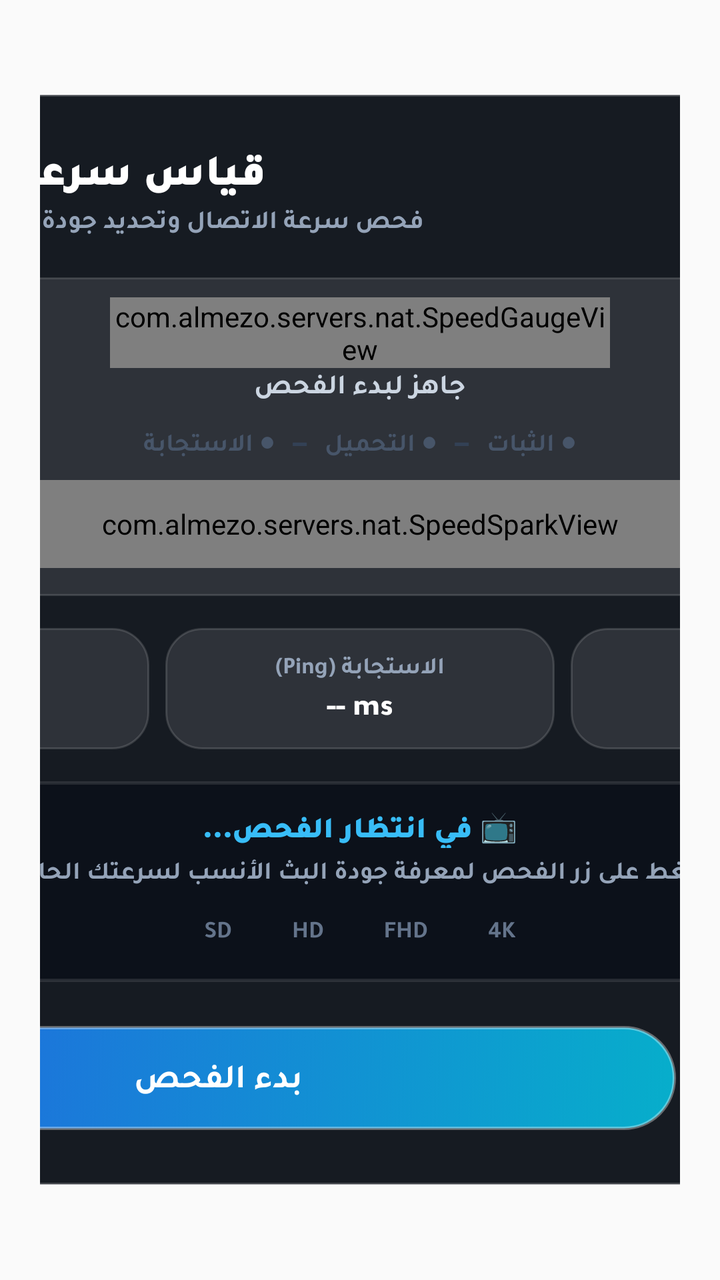
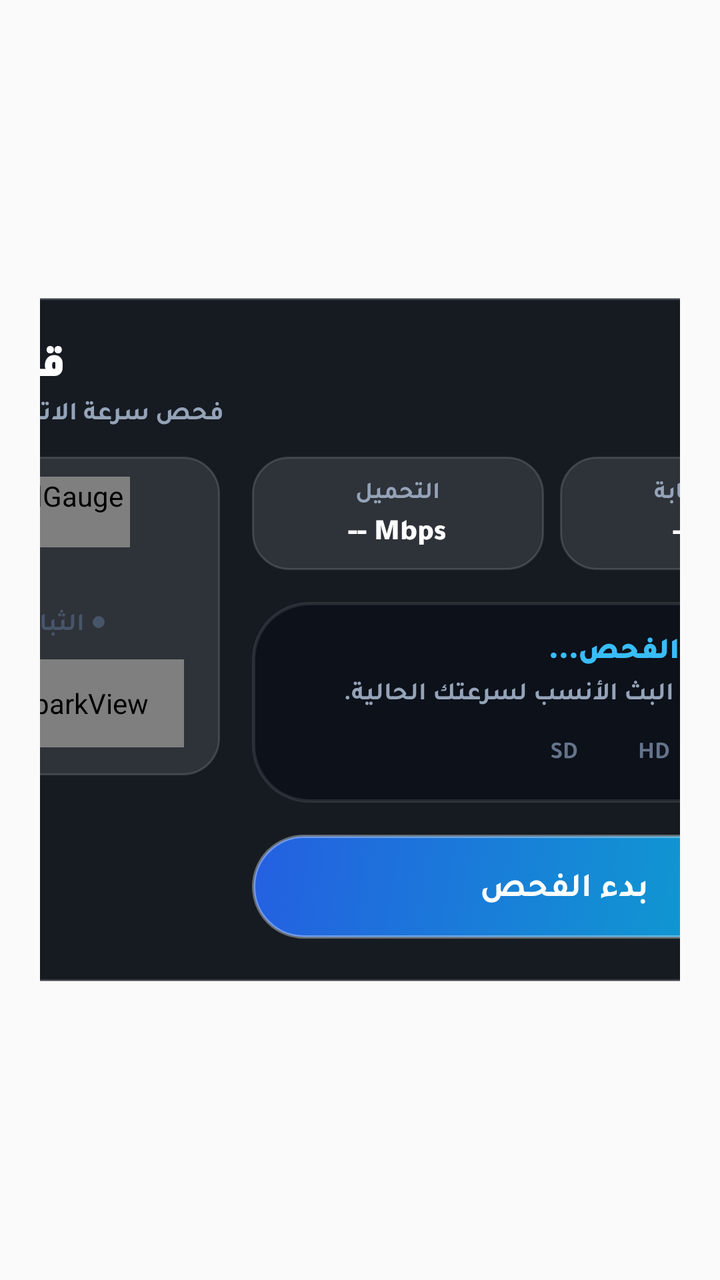

Two renders of the same Android screen: before a commit and after it. Below are the layout's source before the change and the commit's diff.
<!-- AndroidManifest.xml: application theme AppTheme -->
<!-- res/layout/nat_dialog_speed_test.xml -->
<?xml version="1.0" encoding="utf-8"?>
<FrameLayout xmlns:android="http://schemas.android.com/apk/res/android"
    xmlns:app="http://schemas.android.com/apk/res-auto"
    android:layout_width="match_parent"
    android:layout_height="wrap_content"
    android:layout_gravity="center"
    android:layoutDirection="rtl"
    android:padding="20dp">

    
    <ScrollView
        android:layout_width="wrap_content"
        android:layout_height="wrap_content"
        android:layout_gravity="center"
        android:fillViewport="true"
        android:scrollbars="none">

    <LinearLayout
        android:id="@+id/dialog_speed_card"
        android:layout_width="660dp"
        android:layout_height="wrap_content"
        android:layout_gravity="center"
        android:background="@drawable/nat_bg_dialog_card"
        android:orientation="vertical"
        android:paddingStart="30dp"
        android:paddingTop="26dp"
        android:paddingEnd="30dp"
        android:paddingBottom="28dp">

        
        <LinearLayout
            android:layout_width="match_parent"
            android:layout_height="wrap_content"
            android:layout_marginBottom="20dp"
            android:gravity="center_vertical"
            android:orientation="horizontal">

            <ImageView
                android:layout_width="30dp"
                android:layout_height="30dp"
                android:layout_marginEnd="12dp"
                android:src="@drawable/ic_player_speed"
                app:tint="#FF06B6D4" />

            <LinearLayout
                android:layout_width="0dp"
                android:layout_height="wrap_content"
                android:layout_weight="1"
                android:orientation="vertical">

                <TextView
                    android:id="@+id/dialog_speed_title"
                    style="@style/NatText.Black"
                    android:layout_width="wrap_content"
                    android:layout_height="wrap_content"
                    android:text="قياس سرعة الإنترنت"
                    android:textSize="22sp" />

                <TextView
                    android:id="@+id/dialog_speed_subtitle"
                    style="@style/NatText"
                    android:layout_width="wrap_content"
                    android:layout_height="wrap_content"
                    android:layout_marginTop="2dp"
                    android:text="فحص سرعة الاتصال وتحديد جودة البث الموصى بها"
                    android:textColor="#FF94A3B8"
                    android:textSize="13sp" />
            </LinearLayout>

            <ImageButton
                android:id="@+id/dialog_speed_close"
                android:layout_width="44dp"
                android:layout_height="44dp"
                android:background="@drawable/nat_btn_icon"
                android:contentDescription="إغلاق"
                android:focusable="true"
                android:padding="12dp"
                android:scaleType="fitCenter"
                android:src="@drawable/fa_xmark"
                app:tint="#FFFFFFFF" />
        </LinearLayout>

        
        <LinearLayout
            android:layout_width="match_parent"
            android:layout_height="wrap_content"
            android:layout_marginBottom="16dp"
            android:background="@drawable/nat_bg_device_card"
            android:gravity="center_horizontal"
            android:orientation="vertical"
            android:paddingStart="18dp"
            android:paddingTop="10dp"
            android:paddingEnd="18dp"
            android:paddingBottom="14dp">

            <com.almezo.servers.nat.SpeedGaugeView
                android:id="@+id/speed_gauge"
                android:layout_width="250dp"
                android:layout_height="wrap_content" />

            <TextView
                android:id="@+id/tv_speed_status"
                style="@style/NatText.Bold"
                android:layout_width="wrap_content"
                android:layout_height="wrap_content"
                android:layout_marginBottom="10dp"
                android:text="جاهز لبدء الفحص"
                android:textColor="#FFCBD5E1"
                android:textSize="14sp" />

            
            <LinearLayout
                android:layout_width="wrap_content"
                android:layout_height="wrap_content"
                android:layout_marginBottom="10dp"
                android:gravity="center"
                android:orientation="horizontal">

                <TextView
                    android:id="@+id/phase_ping"
                    style="@style/NatText.Bold"
                    android:layout_width="wrap_content"
                    android:layout_height="wrap_content"
                    android:text="● الاستجابة"
                    android:textColor="#FF475569"
                    android:textSize="12.5sp" />

                <TextView
                    style="@style/NatText"
                    android:layout_width="wrap_content"
                    android:layout_height="wrap_content"
                    android:layout_marginStart="8dp"
                    android:layout_marginEnd="8dp"
                    android:text="—"
                    android:textColor="#FF334155" />

                <TextView
                    android:id="@+id/phase_dl"
                    style="@style/NatText.Bold"
                    android:layout_width="wrap_content"
                    android:layout_height="wrap_content"
                    android:text="● التحميل"
                    android:textColor="#FF475569"
                    android:textSize="12.5sp" />

                <TextView
                    style="@style/NatText"
                    android:layout_width="wrap_content"
                    android:layout_height="wrap_content"
                    android:layout_marginStart="8dp"
                    android:layout_marginEnd="8dp"
                    android:text="—"
                    android:textColor="#FF334155" />

                <TextView
                    android:id="@+id/phase_stable"
                    style="@style/NatText.Bold"
                    android:layout_width="wrap_content"
                    android:layout_height="wrap_content"
                    android:text="● الثبات"
                    android:textColor="#FF475569"
                    android:textSize="12.5sp" />
            </LinearLayout>

            <com.almezo.servers.nat.SpeedSparkView
                android:id="@+id/speed_spark"
                android:layout_width="match_parent"
                android:layout_height="44dp" />

            <TextView
                android:id="@+id/tv_speed_warning"
                style="@style/NatText.Bold"
                android:layout_width="wrap_content"
                android:layout_height="wrap_content"
                android:layout_marginTop="8dp"
                android:gravity="center"
                android:textColor="#FFF59E0B"
                android:textSize="12sp"
                android:visibility="gone" />
        </LinearLayout>

        
        <LinearLayout
            android:layout_width="match_parent"
            android:layout_height="wrap_content"
            android:layout_marginBottom="16dp"
            android:orientation="horizontal">

            <LinearLayout
                android:layout_width="0dp"
                android:layout_height="wrap_content"
                android:layout_weight="1"
                android:background="@drawable/nat_bg_device_card"
                android:gravity="center"
                android:orientation="vertical"
                android:padding="12dp">

                <TextView
                    android:id="@+id/label_metric_dl"
                    style="@style/NatText"
                    android:layout_width="wrap_content"
                    android:layout_height="wrap_content"
                    android:text="سرعة التحميل"
                    android:textColor="#FF94A3B8"
                    android:textSize="12sp" />

                <TextView
                    android:id="@+id/tv_metric_dl"
                    style="@style/NatText.Black"
                    android:layout_width="wrap_content"
                    android:layout_height="wrap_content"
                    android:layout_marginTop="3dp"
                    android:text="-- Mbps"
                    android:textColor="#FFFFFFFF"
                    android:textSize="15sp" />
            </LinearLayout>

            <View
                android:layout_width="8dp"
                android:layout_height="1dp" />

            <LinearLayout
                android:layout_width="0dp"
                android:layout_height="wrap_content"
                android:layout_weight="1"
                android:background="@drawable/nat_bg_device_card"
                android:gravity="center"
                android:orientation="vertical"
                android:padding="12dp">

                <TextView
                    android:id="@+id/label_metric_ping"
                    style="@style/NatText"
                    android:layout_width="wrap_content"
                    android:layout_height="wrap_content"
                    android:text="الاستجابة (Ping)"
                    android:textColor="#FF94A3B8"
                    android:textSize="12sp" />

                <TextView
                    android:id="@+id/tv_metric_ping"
                    style="@style/NatText.Black"
                    android:layout_width="wrap_content"
                    android:layout_height="wrap_content"
                    android:layout_marginTop="3dp"
                    android:text="-- ms"
                    android:textColor="#FFFFFFFF"
                    android:textSize="15sp" />
            </LinearLayout>

            <View
                android:layout_width="8dp"
                android:layout_height="1dp" />

            <LinearLayout
                android:layout_width="0dp"
                android:layout_height="wrap_content"
                android:layout_weight="1"
                android:background="@drawable/nat_bg_device_card"
                android:gravity="center"
                android:orientation="vertical"
                android:padding="12dp">

                <TextView
                    android:id="@+id/label_metric_jitter"
                    style="@style/NatText"
                    android:layout_width="wrap_content"
                    android:layout_height="wrap_content"
                    android:text="التقلب (Jitter)"
                    android:textColor="#FF94A3B8"
                    android:textSize="12sp" />

                <TextView
                    android:id="@+id/tv_metric_jitter"
                    style="@style/NatText.Black"
                    android:layout_width="wrap_content"
                    android:layout_height="wrap_content"
                    android:layout_marginTop="3dp"
                    android:text="-- ms"
                    android:textColor="#FFFFFFFF"
                    android:textSize="15sp" />
            </LinearLayout>
        </LinearLayout>

        
        <LinearLayout
            android:layout_width="match_parent"
            android:layout_height="wrap_content"
            android:layout_marginBottom="22dp"
            android:background="@drawable/nat_bg_auth_card"
            android:gravity="center"
            android:orientation="vertical"
            android:padding="14dp">

            <TextView
                android:id="@+id/tv_recommend_badge"
                style="@style/NatText.Black"
                android:layout_width="wrap_content"
                android:layout_height="wrap_content"
                android:text="📺 في انتظار الفحص..."
                android:textColor="#FF38BDF8"
                android:textSize="15sp" />

            <TextView
                android:id="@+id/tv_recommend_desc"
                style="@style/NatText"
                android:layout_width="wrap_content"
                android:layout_height="wrap_content"
                android:layout_marginTop="4dp"
                android:gravity="center"
                android:text="اضغط على زر الفحص لمعرفة جودة البث الأنسب لسرعتك الحالية."
                android:textColor="#FF94A3B8"
                android:textSize="12.5sp" />

            
            <LinearLayout
                android:layout_width="wrap_content"
                android:layout_height="wrap_content"
                android:layout_marginTop="10dp"
                android:orientation="horizontal">

                <TextView android:id="@+id/chip_q_sd" style="@style/NatText.Bold" android:layout_width="wrap_content" android:layout_height="wrap_content" android:layout_marginEnd="6dp" android:paddingStart="12dp" android:paddingTop="4dp" android:paddingEnd="12dp" android:paddingBottom="4dp" android:text="SD" android:textColor="#FF64748B" android:textSize="12sp" />
                <TextView android:id="@+id/chip_q_hd" style="@style/NatText.Bold" android:layout_width="wrap_content" android:layout_height="wrap_content" android:layout_marginEnd="6dp" android:paddingStart="12dp" android:paddingTop="4dp" android:paddingEnd="12dp" android:paddingBottom="4dp" android:text="HD" android:textColor="#FF64748B" android:textSize="12sp" />
                <TextView android:id="@+id/chip_q_fhd" style="@style/NatText.Bold" android:layout_width="wrap_content" android:layout_height="wrap_content" android:layout_marginEnd="6dp" android:paddingStart="12dp" android:paddingTop="4dp" android:paddingEnd="12dp" android:paddingBottom="4dp" android:text="FHD" android:textColor="#FF64748B" android:textSize="12sp" />
                <TextView android:id="@+id/chip_q_4k" style="@style/NatText.Bold" android:layout_width="wrap_content" android:layout_height="wrap_content" android:paddingStart="12dp" android:paddingTop="4dp" android:paddingEnd="12dp" android:paddingBottom="4dp" android:text="4K" android:textColor="#FF64748B" android:textSize="12sp" />
            </LinearLayout>

            <TextView
                android:id="@+id/tv_speed_history"
                style="@style/NatText"
                android:layout_width="wrap_content"
                android:layout_height="wrap_content"
                android:layout_marginTop="10dp"
                android:gravity="center"
                android:textColor="#FF64748B"
                android:textSize="11.5sp"
                android:visibility="gone" />
        </LinearLayout>

        
        <LinearLayout
            android:layout_width="match_parent"
            android:layout_height="wrap_content"
            android:gravity="center_vertical"
            android:orientation="horizontal">

            <Button
                android:id="@+id/btn_speed_start"
                style="@style/NatText.Bold"
                android:layout_width="0dp"
                android:layout_height="52dp"
                android:layout_weight="1"
                android:background="@drawable/nat_btn_speed"
                android:focusable="true"
                android:text="بدء الفحص"
                android:textColor="#FFFFFFFF"
                android:textSize="17sp" />

            <View
                android:layout_width="12dp"
                android:layout_height="1dp" />

            <Button
                android:id="@+id/btn_speed_close_bottom"
                style="@style/NatText.Bold"
                android:layout_width="130dp"
                android:layout_height="52dp"
                android:background="@drawable/nat_btn_secondary"
                android:focusable="true"
                android:text="إغلاق"
                android:textColor="#FFCBD5E1"
                android:textSize="16sp" />
        </LinearLayout>
    </LinearLayout>
    </ScrollView>
</FrameLayout>
<!-- resources referenced by this layout -->
<resources>
  <!-- drawable fa_xmark (drawable) -->
  <?xml version="1.0" encoding="utf-8"?>
  <vector xmlns:android="http://schemas.android.com/apk/res/android"
      android:width="18.00dp"
      android:height="24dp"
      android:viewportWidth="384"
      android:viewportHeight="512"
      android:autoMirrored="false">
      <path android:fillColor="#FFFFFFFF" android:pathData="M342.6 150.6c12.5-12.5 12.5-32.8 0-45.3s-32.8-12.5-45.3 0L192 210.7 86.6 105.4c-12.5-12.5-32.8-12.5-45.3 0s-12.5 32.8 0 45.3L146.7 256 41.4 361.4c-12.5 12.5-12.5 32.8 0 45.3s32.8 12.5 45.3 0L192 301.3 297.4 406.6c12.5 12.5 32.8 12.5 45.3 0s12.5-32.8 0-45.3L237.3 256 342.6 150.6z"/>
  </vector>
  <!-- drawable ic_player_speed (drawable) -->
  <vector xmlns:android="http://schemas.android.com/apk/res/android"
      android:width="20dp"
      android:height="20dp"
      android:viewportWidth="24"
      android:viewportHeight="24">
      <path
          android:fillColor="#FFFFFFFF"
          android:pathData="M20.38,8.57l-1.23,1.85a8,8 0 0,1 0.22,1.58H21.4a10,10 0 0,0 -1.02,-3.43zM12,4a10,10 0 0,0 -9.4,6.57h2.03A8,8 0 0,1 12,6c1.8,0 3.44,0.6 4.77,1.6l1.45,-1.45A9.95,9.95 0 0,0 12,4zm-7.38,6a8,8 0 0,0 -0.22,2h-2a10,10 0 0,1 1.02,-3.43l1.2,1.43zM12,8a4,4 0 0,0 -4,4c0,1.1 0.45,2.1 1.17,2.83L13.41,10.6A2,2 0 0,1 14,12a2,2 0 1,1 -2,-2c0.38,0 0.73,0.1 1.04,0.3l1.43,-1.43A3.97,3.97 0 0,0 12,8z"/>
  </vector>
  <!-- drawable nat_bg_auth_card (drawable) -->
  <?xml version="1.0" encoding="utf-8"?>
  <shape xmlns:android="http://schemas.android.com/apk/res/android"><corners android:radius="28dp"/><solid android:color="#E60C101A"/><stroke android:width="1.5dp" android:color="#1AFFFFFF"/></shape>
  <!-- drawable nat_bg_dialog_card (drawable) -->
  <?xml version="1.0" encoding="utf-8"?>
  <shape xmlns:android="http://schemas.android.com/apk/res/android"
      android:shape="rectangle">
      <solid android:color="#FF161B22" />
      <corners android:radius="24dp" />
      <stroke android:width="1.5dp" android:color="#2EFFFFFF" />
  </shape>
  <!-- drawable nat_btn_icon (drawable) -->
  <?xml version="1.0" encoding="utf-8"?>
  <selector xmlns:android="http://schemas.android.com/apk/res/android">
    <item android:state_focused="true"><shape xmlns:android="http://schemas.android.com/apk/res/android"><corners android:radius="12dp"/><solid android:color="#3322C55E"/><stroke android:width="2.5dp" android:color="#FFFFFFFF"/></shape></item>
    <item android:state_pressed="true"><shape xmlns:android="http://schemas.android.com/apk/res/android"><corners android:radius="12dp"/><solid android:color="#3322C55E"/><stroke android:width="2.5dp" android:color="#FFFFFFFF"/></shape></item>
    <item><shape xmlns:android="http://schemas.android.com/apk/res/android"><corners android:radius="12dp"/><solid android:color="#14FFFFFF"/><stroke android:width="1dp" android:color="#24FFFFFF"/></shape></item>
  </selector>
  <style name="NatText">
          <item name="android:textColor">@color/nat_white</item>
          <item name="android:fontFamily">@font/tajawal_bold</item>
          <item name="fontFamily">@font/tajawal_bold</item>
          <item name="android:includeFontPadding">false</item>
      </style>
  <style name="NatText.Black">
          <item name="android:fontFamily">@font/tajawal_black</item>
          <item name="fontFamily">@font/tajawal_black</item>
      </style>
  <style name="NatText.Bold">
          <item name="android:textColor">@color/nat_white</item>
          <item name="android:fontFamily">@font/tajawal_bold</item>
          <item name="fontFamily">@font/tajawal_bold</item>
      </style>
  <style name="AppTheme" parent="Theme.AppCompat.Light.DarkActionBar">
          
          <item name="colorPrimary">@color/colorPrimary</item>
          <item name="colorPrimaryDark">@color/colorPrimaryDark</item>
          <item name="colorAccent">@color/colorAccent</item>
      </style>
  <color name="nat_white">#FFFFFFFF</color>
  <color name="colorPrimary">#2e7d32</color>
  <color name="colorPrimaryDark">#0a0d12</color>
  <color name="colorAccent">#4caf50</color>
</resources>

<!-- the commit's change to res/layout/nat_dialog_speed_test.xml (unified diff, before → after) -->
@@ -17,21 +17,21 @@
 
     <LinearLayout
         android:id="@+id/dialog_speed_card"
-        android:layout_width="660dp"
+        android:layout_width="860dp"
         android:layout_height="wrap_content"
         android:layout_gravity="center"
         android:background="@drawable/nat_bg_dialog_card"
         android:orientation="vertical"
         android:paddingStart="30dp"
-        android:paddingTop="26dp"
+        android:paddingTop="20dp"
         android:paddingEnd="30dp"
-        android:paddingBottom="28dp">
-
-        
-        <LinearLayout
-            android:layout_width="match_parent"
-            android:layout_height="wrap_content"
-            android:layout_marginBottom="20dp"
+        android:paddingBottom="22dp">
+
+        
+        <LinearLayout
+            android:layout_width="match_parent"
+            android:layout_height="wrap_content"
+            android:layout_marginBottom="14dp"
             android:gravity="center_vertical"
             android:orientation="horizontal">
 
@@ -84,7 +84,13 @@
         <LinearLayout
             android:layout_width="match_parent"
             android:layout_height="wrap_content"
-            android:layout_marginBottom="16dp"
+            android:orientation="horizontal">
+
+        
+        <LinearLayout
+            android:layout_width="330dp"
+            android:layout_height="wrap_content"
+            android:layout_marginEnd="16dp"
             android:background="@drawable/nat_bg_device_card"
             android:gravity="center_horizontal"
             android:orientation="vertical"
@@ -95,7 +101,7 @@
 
             <com.almezo.servers.nat.SpeedGaugeView
                 android:id="@+id/speed_gauge"
-                android:layout_width="250dp"
+                android:layout_width="240dp"
                 android:layout_height="wrap_content" />
 
             <TextView
@@ -181,6 +187,13 @@
 
         
         <LinearLayout
+            android:layout_width="0dp"
+            android:layout_height="wrap_content"
+            android:layout_weight="1"
+            android:orientation="vertical">
+
+        
+        <LinearLayout
             android:layout_width="match_parent"
             android:layout_height="wrap_content"
             android:layout_marginBottom="16dp"
@@ -193,14 +206,15 @@
                 android:background="@drawable/nat_bg_device_card"
                 android:gravity="center"
                 android:orientation="vertical"
-                android:padding="12dp">
+                android:padding="10dp">
 
                 <TextView
                     android:id="@+id/label_metric_dl"
                     style="@style/NatText"
-                    android:layout_width="wrap_content"
-                    android:layout_height="wrap_content"
-                    android:text="سرعة التحميل"
+                    android:maxLines="1"
+                    android:layout_width="wrap_content"
+                    android:layout_height="wrap_content"
+                    android:text="التحميل"
                     android:textColor="#FF94A3B8"
                     android:textSize="12sp" />
 
@@ -226,14 +240,15 @@
                 android:background="@drawable/nat_bg_device_card"
                 android:gravity="center"
                 android:orientation="vertical"
-                android:padding="12dp">
+                android:padding="10dp">
 
                 <TextView
                     android:id="@+id/label_metric_ping"
                     style="@style/NatText"
-                    android:layout_width="wrap_content"
-                    android:layout_height="wrap_content"
-                    android:text="الاستجابة (Ping)"
+                    android:maxLines="1"
+                    android:layout_width="wrap_content"
+                    android:layout_height="wrap_content"
+                    android:text="الاستجابة"
                     android:textColor="#FF94A3B8"
                     android:textSize="12sp" />
 
@@ -259,14 +274,15 @@
                 android:background="@drawable/nat_bg_device_card"
                 android:gravity="center"
                 android:orientation="vertical"
-                android:padding="12dp">
+                android:padding="10dp">
 
                 <TextView
                     android:id="@+id/label_metric_jitter"
                     style="@style/NatText"
-                    android:layout_width="wrap_content"
-                    android:layout_height="wrap_content"
-                    android:text="التقلب (Jitter)"
+                    android:maxLines="1"
+                    android:layout_width="wrap_content"
+                    android:layout_height="wrap_content"
+                    android:text="التقلب"
                     android:textColor="#FF94A3B8"
                     android:textSize="12sp" />
 
@@ -286,7 +302,7 @@
         <LinearLayout
             android:layout_width="match_parent"
             android:layout_height="wrap_content"
-            android:layout_marginBottom="22dp"
+            android:layout_marginBottom="16dp"
             android:background="@drawable/nat_bg_auth_card"
             android:gravity="center"
             android:orientation="vertical"
@@ -371,6 +387,8 @@
                 android:textColor="#FFCBD5E1"
                 android:textSize="16sp" />
         </LinearLayout>
+        </LinearLayout>
+        </LinearLayout>
     </LinearLayout>
     </ScrollView>
 </FrameLayout>
